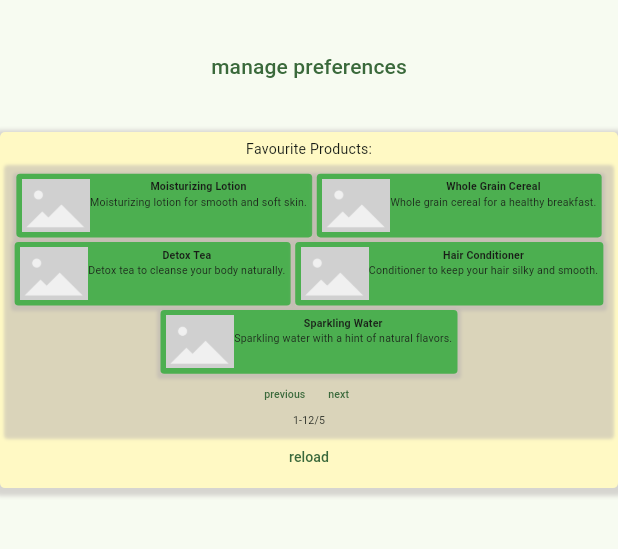
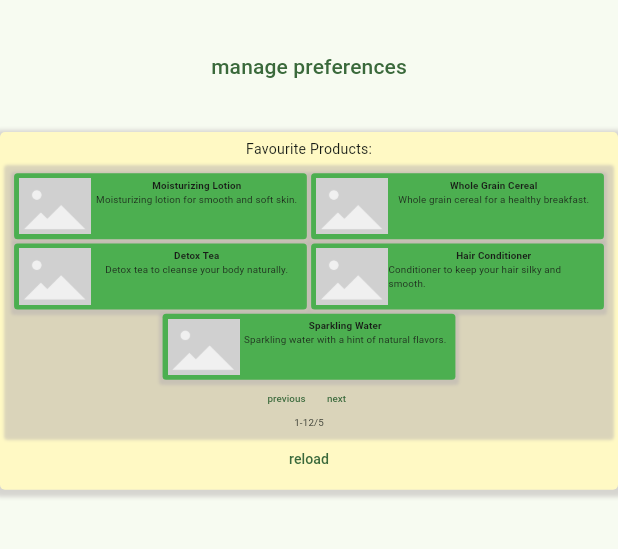
Before and after one commit to IO2-InGreed1/IO2_InGreed.io-1, a Flutter app: the screen it shows after launch, after a tap on "Client pov", on a phone screen of 412 x 824 dp, the part 84-633 px from its top. Run offline on Flutter 3.47's test engine with Material 3 defaults, Android fonts, the phone set to English and light mode, and no system bars; our stand-ins replace dart_mappable, flutter_bloc, flutter_rating_bar, hydrated_bloc, image_picker, loading_animation_widget; missing offline and left inert: omni_datetime_picker; generated files the repository leaves out were written again.

Commit message:
poprawka ikony produktu
nie ma overflowa przy długich nazwach i opisach

```diff
--- a/Frontend/ingreedio_front/lib/ui/product_widget.dart
+++ b/Frontend/ingreedio_front/lib/ui/product_widget.dart
@@ -41,18 +41,20 @@ class _ProductAndOpinionWidgetState extends State<ProductAndOpinionWidget> {
   }
 }
 class ProductIconWidget extends StatelessWidget {
-  const ProductIconWidget({super.key,required this.product,this.heigth=70});
+  const ProductIconWidget({super.key,required this.product,this.heigth=80,this.width=300});
   final Product product;
   final double heigth;
+  final double width;
   @override
   Widget build(BuildContext context) {
     return StandardDecorator(color: Colors.green,child:
     Row(children: [
       SizedBox(height: heigth,child: product.image),
       SizedBox(height: heigth,
+      width: width,
         child: Column(
           children: [
-            Text(product.name,selectionColor: Colors.white,style:const TextStyle(fontWeight: FontWeight.bold)),
+            Text(product.name,selectionColor: Colors.white,maxLines: 2,style:const TextStyle(fontWeight: FontWeight.bold)),
             Text(product.description,selectionColor: Colors.white,maxLines: 2)
           ],
         ),
```
